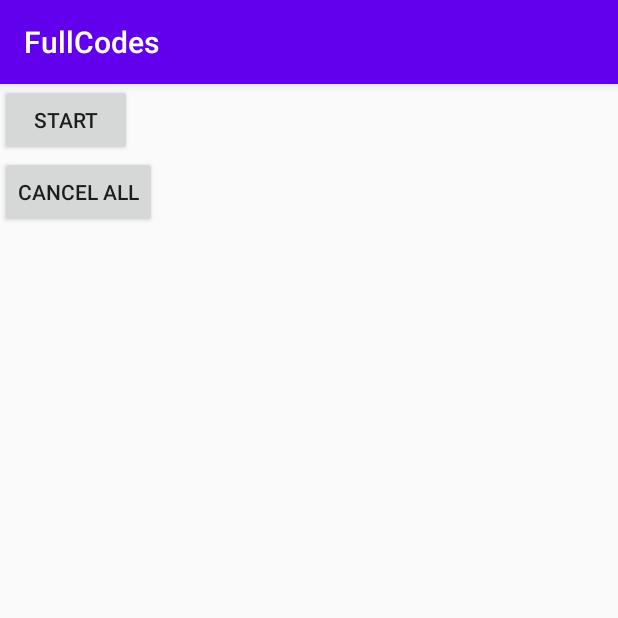
After one commit to MahdiAsoudeh/AndroidFullCodes, an Android app: the JobSchedulerActivity screen opened directly, with no data from a screen before it, on a phone screen of 412 x 824 dp, the top half of it. The commit adds this screen. Run offline under Robolectric (Android 15) with nearby library versions, the phone set to English and light mode, and no system bars.

Commit message:
added job scheduler example

```diff
--- a/app/build.gradle
+++ b/app/build.gradle
@@ -41,6 +41,7 @@ dependencies {
     implementation 'androidx.recyclerview:recyclerview:1.1.0'
     // event bus
     implementation 'org.greenrobot:eventbus:3.1.1'
+    implementation 'androidx.cardview:cardview:1.0.0'
 
 
 }
--- /dev/null
+++ b/app/src/main/java/com/mahdi20/fullcodes/jobSchedulerExample/JobSchedulerActivity.java
@@ -0,0 +1,52 @@
+package com.mahdi20.fullcodes.jobSchedulerExample;
+
+
+import android.app.job.JobInfo;
+import android.app.job.JobScheduler;
+import android.content.ComponentName;
+import android.content.Context;
+import android.os.Build;
+import android.os.Bundle;
+
+import androidx.annotation.RequiresApi;
+import androidx.appcompat.app.AppCompatActivity;
+
+import com.mahdi20.fullcodes.R;
+
+
+public class JobSchedulerActivity extends AppCompatActivity {
+
+    private static int kJobId = 0;
+
+    @RequiresApi(api = Build.VERSION_CODES.LOLLIPOP)
+    @Override
+    protected void onCreate(Bundle savedInstanceState) {
+        super.onCreate(savedInstanceState);
+        setContentView(R.layout.activity_job_scheduler);
+
+
+        findViewById(R.id.startBtn).setOnClickListener(v -> {
+
+            ComponentName componentName = new ComponentName(this, TestJobService.class);
+            JobInfo.Builder builder = new JobInfo.Builder(kJobId++, componentName);
+            builder.setMinimumLatency(2 * 1000); // wait at least
+            builder.setOverrideDeadline(10 * 1000); // maximum delay
+            builder.setRequiredNetworkType(JobInfo.NETWORK_TYPE_UNMETERED); // require unmetered network
+            builder.setRequiresDeviceIdle(true); // device should be idle
+            builder.setRequiresCharging(false); // we don't care if the device is charging or not
+            JobScheduler jobScheduler = (JobScheduler) getApplication().getSystemService(Context.JOB_SCHEDULER_SERVICE);
+            jobScheduler.schedule(builder.build());
+
+        });
+
+
+        findViewById(R.id.cancelAllBtn).setOnClickListener(v -> {
+
+            JobScheduler tm = (JobScheduler) getSystemService(Context.JOB_SCHEDULER_SERVICE);
+            tm.cancelAll();
+
+        });
+
+
+    }
+}
--- /dev/null
+++ b/app/src/main/res/layout/activity_job_scheduler.xml
@@ -0,0 +1,18 @@
+<LinearLayout xmlns:android="http://schemas.android.com/apk/res/android"
+    android:layout_width="match_parent"
+    android:layout_height="match_parent"
+    android:orientation="vertical">
+
+    <Button
+        android:id="@+id/startBtn"
+        android:layout_width="wrap_content"
+        android:layout_height="wrap_content"
+        android:text="start" />
+
+    <Button
+        android:id="@+id/cancelAllBtn"
+        android:layout_width="wrap_content"
+        android:layout_height="wrap_content"
+        android:text="Cancel All" />
+
+</LinearLayout>
```
Also changed, not shown: app/src/main/AndroidManifest.xml (+22 -2 lines), app/src/main/java/com/mahdi20/fullcodes/MainActivity.java (+7 -0 lines), app/src/main/java/com/mahdi20/fullcodes/broadcastReceiverExample/sms/SmsListener.java (added, +36 -0 lines), app/src/main/java/com/mahdi20/fullcodes/jobSchedulerExample/TestJobService.java (added, +39 -0 lines), app/src/main/res/layout/activity_main.xml (+8 -0 lines), app/src/main/res/layout/custom_dialog.xml (added, +56 -0 lines).
